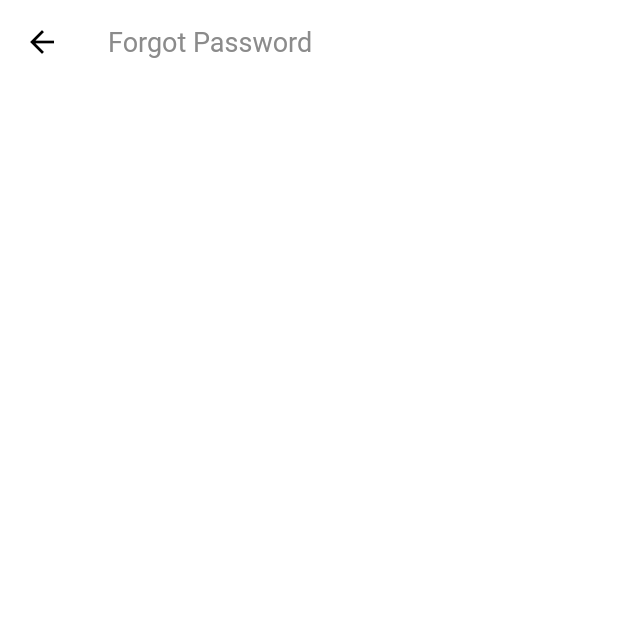
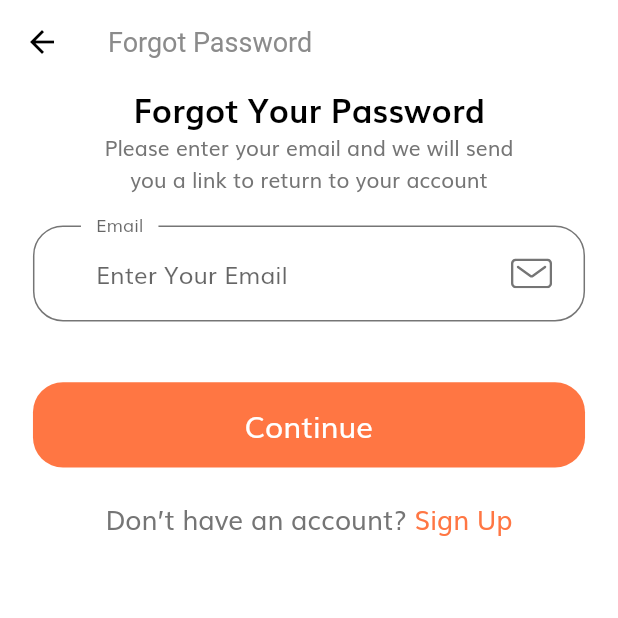
Before and after one commit to mohammad-alsharif10/commerce, a Flutter app: the ForgotPasswordScreen screen opened by its route, on a phone screen of 412 x 824 dp, the top half of it. Run offline on Flutter 3.47's test engine with Material 2 defaults, Android fonts, the phone set to English and light mode, and no system bars; our stand-ins replace flutter_svg.

Commit message:
beginning sign up

```diff
--- a/lib/component/no_account_text.dart
+++ b/lib/component/no_account_text.dart
@@ -1,3 +1,4 @@
+import 'package:commerce/screen/sign_up/sign_up_screen.dart';
 import 'package:commerce/util/constants.dart';
 import 'package:commerce/util/size_config.dart';
 import 'package:flutter/material.dart';
@@ -18,7 +19,7 @@ class NoAccountText extends StatelessWidget {
         ),
         GestureDetector(
           onTap: () {
-            // return Navigator.pushNamed(context, SignUpScreen.routeName);
+            return Navigator.pushNamed(context, SignUpScreen.routeName);
           },
           child: Text(
             "Sign Up",
--- /dev/null
+++ b/lib/screen/forgot_password/component/forgot_password_body.dart
@@ -0,0 +1,29 @@
+import 'package:commerce/screen/forgot_password/component/forgot_password_form.dart';
+import 'package:commerce/util/size_config.dart';
+import 'package:flutter/material.dart';
+
+class ForgotPasswordScreenBody extends StatelessWidget {
+  @override
+  Widget build(BuildContext context) {
+    return SizedBox(
+      width: double.infinity,
+      child: Column(
+        children: [
+          Text(
+            "Forgot Your Password",
+            style: TextStyle(
+              fontSize: getProportionateScreenWidth(20),
+              color: Colors.black,
+              fontWeight: FontWeight.bold,
+            ),
+          ),
+          Text(
+            "Please enter your email and we will send \nyou a link to return to your account",
+            textAlign: TextAlign.center,
+          ),
+          ForgotPasswordForm(),
+        ],
+      ),
+    );
+  }
+}
--- /dev/null
+++ b/lib/screen/forgot_password/component/forgot_password_form.dart
@@ -0,0 +1,101 @@
+import 'package:commerce/component/custom_suffix_icon.dart';
+import 'package:commerce/component/default_button.dart';
+import 'package:commerce/component/form_error.dart';
+import 'package:commerce/component/no_account_text.dart';
+import 'package:commerce/util/constants.dart';
+import 'package:commerce/util/size_config.dart';
+import 'package:flutter/material.dart';
+
+class ForgotPasswordForm extends StatefulWidget {
+  @override
+  _ForgotPasswordFormState createState() => _ForgotPasswordFormState();
+}
+
+class _ForgotPasswordFormState extends State<ForgotPasswordForm> {
+  final _formKey = GlobalKey<FormState>();
+  final List<String> errors = [];
+  String email;
+
+  @override
+  Widget build(BuildContext context) {
+    return Form(
+      key: _formKey,
+      child: Padding(
+        padding:
+            EdgeInsets.symmetric(horizontal: getProportionateScreenWidth(20)),
+        child: Column(
+          children: [
+            SizedBox(
+              height: getProportionateScreenHeight(20),
+            ),
+            buildEmailFormField(),
+            SizedBox(
+              height: getProportionateScreenHeight(20),
+            ),
+            FormErrors(
+              errors: errors,
+            ),
+            SizedBox(
+              height: getProportionateScreenHeight(20),
+            ),
+            DefaultButton(
+              text: "Continue",
+              press: () {
+                if (_formKey.currentState.validate()) {
+                  _formKey.currentState.save();
+                }
+              },
+            ),
+            SizedBox(
+              height: getProportionateScreenHeight(20),
+            ),
+            NoAccountText(),
+          ],
+        ),
+      ),
+    );
+  }
+
+  TextFormField buildEmailFormField() {
+    return TextFormField(
+      onSaved: (newValue) => email = newValue,
+      onChanged: (value) => onChangeEmailValue(value),
+      validator: (value) => emailValidator(value),
+      decoration: InputDecoration(
+        labelText: "Email",
+        hintText: "Enter Your Email",
+        floatingLabelBehavior: FloatingLabelBehavior.always,
+        suffixIcon: CustomSuffixIcon(svgIcon: "assets/icons/Mail.svg"),
+      ),
+    );
+  }
+
+  String emailValidator(value) {
+    if (value.isEmpty && !errors.contains(kEmailNullError)) {
+      setState(() {
+        errors.add(kEmailNullError);
+      });
+      return "";
+    } else if (!emailValidatorRegExp.hasMatch(value) &&
+        !errors.contains(kInvalidEmailError)) {
+      setState(() {
+        errors.add(kInvalidEmailError);
+      });
+      return "";
+    }
+    return null;
+  }
+
+  void onChangeEmailValue(value) {
+    if (value.isNotEmpty && errors.contains(kEmailNullError)) {
+      setState(() {
+        errors.remove(kEmailNullError);
+      });
+    } else if (emailValidatorRegExp.hasMatch(value) &&
+        errors.contains(kInvalidEmailError)) {
+      setState(() {
+        errors.remove(kInvalidEmailError);
+      });
+    }
+  }
+}
--- a/lib/screen/forgot_password/forgot_password_screen.dart
+++ b/lib/screen/forgot_password/forgot_password_screen.dart
@@ -1,4 +1,4 @@
-import 'package:commerce/screen/forgot_password/component/forgot_password_screen_body.dart';
+import 'package:commerce/screen/forgot_password/component/forgot_password_body.dart';
 import 'package:flutter/material.dart';
 
 class ForgotPasswordScreen extends StatelessWidget {
--- a/lib/screen/sign_in/component/sign_form.dart
+++ b/lib/screen/sign_in/component/sign_form.dart
@@ -1,6 +1,7 @@
 import 'package:commerce/component/default_button.dart';
 import 'package:commerce/component/form_error.dart';
 import 'package:commerce/screen/forgot_password/forgot_password_screen.dart';
+import 'package:commerce/screen/log_in_success/Log_in_success_screen.dart';
 import 'package:commerce/util/constants.dart';
 import 'package:commerce/util/size_config.dart';
 import 'package:flutter/material.dart';
@@ -49,7 +50,7 @@ class _SignInFormState extends State<SignInForm> {
               Text("Remember Me"),
               Spacer(),
               GestureDetector(
-                onTap: () => Navigator.popAndPushNamed(
+                onTap: () => Navigator.pushNamed(
                     context, ForgotPasswordScreen.routeName),
                 child: Text(
                   "Forgot Password",
@@ -63,6 +64,7 @@ class _SignInFormState extends State<SignInForm> {
             press: () {
               if (_formKey.currentState.validate()) {
                 _formKey.currentState.save();
+                Navigator.pushNamed(context, LogInSuccessScreen.routeName);
               }
             },
           ),
@@ -109,11 +111,13 @@ class _SignInFormState extends State<SignInForm> {
       setState(() {
         errors.add(kEmailNullError);
       });
+      return "";
     } else if (!emailValidatorRegExp.hasMatch(value) &&
         !errors.contains(kInvalidEmailError)) {
       setState(() {
         errors.add(kInvalidEmailError);
       });
+      return "";
     }
     return null;
   }
@@ -148,10 +152,12 @@ class _SignInFormState extends State<SignInForm> {
       setState(() {
         errors.add(kPassNullError);
       });
+      return "";
     } else if (value.length < 8 && !errors.contains(kShortPassError)) {
       setState(() {
         errors.add(kShortPassError);
       });
+      return "";
     }
     return null;
   }
--- a/lib/screen/forgot_password/component/forgot_password_screen_body.dart
+++ b/lib/screen/sign_up/component/sign_up_body.dart
@@ -1,6 +1,6 @@
 import 'package:flutter/material.dart';
 
-class ForgotPasswordScreenBody extends StatelessWidget {
+class SignUpBody extends StatelessWidget {
   @override
   Widget build(BuildContext context) {
     return Container();
--- /dev/null
+++ b/lib/screen/sign_up/sign_up_screen.dart
@@ -0,0 +1,17 @@
+import 'package:commerce/screen/sign_up/component/sign_up_body.dart';
+import 'package:flutter/material.dart';
+
+class SignUpScreen extends StatelessWidget {
+  static String routeName = "/sign_up";
+
+  @override
+  Widget build(BuildContext context) {
+    return Scaffold(
+      appBar: AppBar(
+        leading: SizedBox(),
+        title: Text("Sign Up"),
+      ),
+      body: SignUpBody(),
+    );
+  }
+}
--- a/lib/util/routes.dart
+++ b/lib/util/routes.dart
@@ -1,5 +1,7 @@
 import 'package:commerce/screen/forgot_password/forgot_password_screen.dart';
+import 'package:commerce/screen/log_in_success/Log_in_success_screen.dart';
 import 'package:commerce/screen/sign_in/sign_in_screen.dart';
+import 'package:commerce/screen/sign_up/sign_up_screen.dart';
 import 'package:commerce/screen/splash/splash_screen.dart';
 import 'package:flutter/material.dart';
 
@@ -7,8 +9,8 @@ final Map<String, WidgetBuilder> routes = {
   SplashScreen.routeName: (context) => SplashScreen(),
   SignInScreen.routeName: (context) => SignInScreen(),
   ForgotPasswordScreen.routeName: (context) => ForgotPasswordScreen(),
-  // LoginSuccessScreen.routeName: (context) => LoginSuccessScreen(),
-  // SignUpScreen.routeName: (context) => SignUpScreen(),
+  LogInSuccessScreen.routeName: (context) => LogInSuccessScreen(),
+  SignUpScreen.routeName: (context) => SignUpScreen(),
   // CompleteProfileScreen.routeName: (context) => CompleteProfileScreen(),
   // OtpScreen.routeName: (context) => OtpScreen(),
   // HomeScreen.routeName: (context) => HomeScreen(),
```
Also changed, not shown: lib/screen/log_in_success/Log_in_success_screen.dart (added, +17 -0 lines), lib/screen/log_in_success/component/log_in_success_body.dart (added, +41 -0 lines), lib/screen/sign_in/sign_in_screen.dart (+9 -7 lines), lib/screen/sign_in/component/sign_in_body.dart (renamed from lib/screen/sign_in/component/sign_in_scaffold_body.dart).
